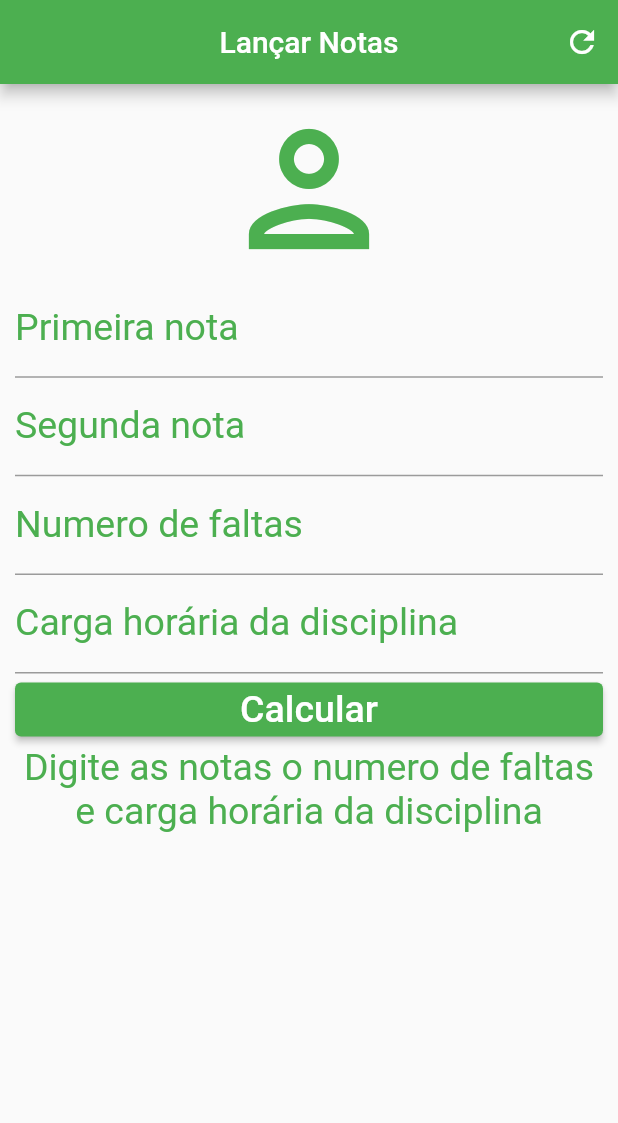
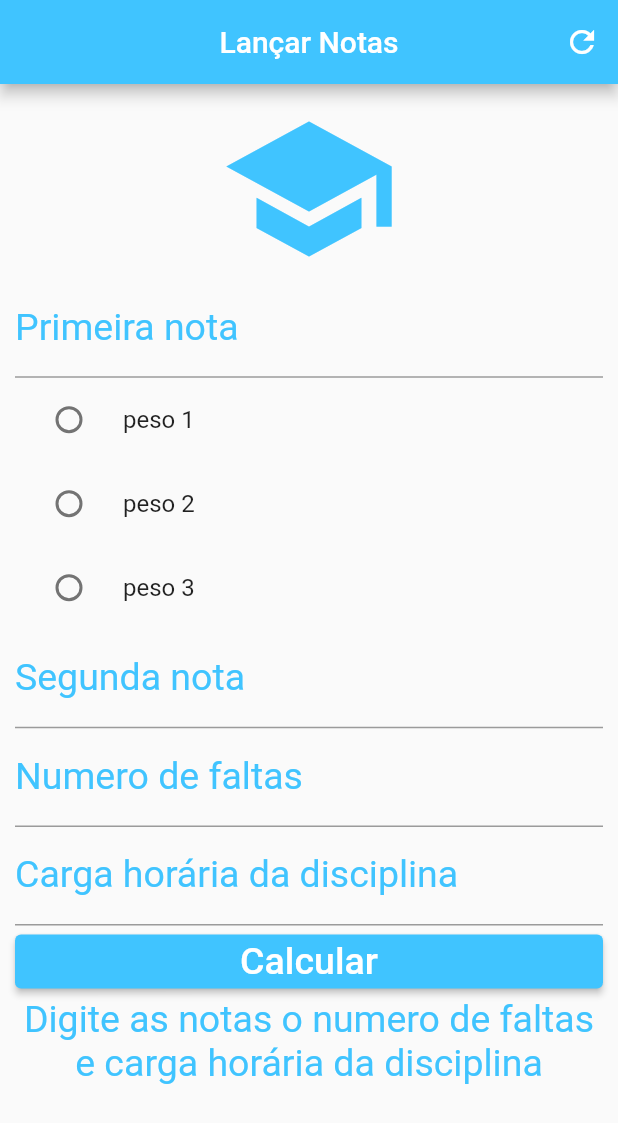
Before and after one commit to EduardoSchwambach/atividadeAula, a Flutter app: the screen it shows after launch, on a phone screen of 412 x 824 dp. Shown: the top 1123 px of the screen. Run offline on Flutter 3.47's test engine with Material 2 defaults, Android fonts, the phone set to English and light mode, and no system bars.

Commit message:
terceiro commit

```diff
--- a/lib/main.dart
+++ b/lib/main.dart
@@ -56,11 +56,13 @@ class _HomeState extends State<Home> {
 
   @override
   Widget build(BuildContext context) {
+    List<String> opcoes = ['peso 1', 'peso 2', 'peso 3'];
+    String? opcaoSelecionada;
     return Scaffold(
         appBar: AppBar(
           title: const Text("Lançar Notas"),
           centerTitle: true,
-          backgroundColor: Colors.green,
+          backgroundColor: Colors.lightBlueAccent,
           actions: [
             IconButton(onPressed: _resetField, icon: const Icon(Icons.refresh))
           ],
@@ -73,17 +75,17 @@ class _HomeState extends State<Home> {
                 crossAxisAlignment: CrossAxisAlignment.stretch,
                 children: [
                   const Icon(
-                    Icons.person_outlined,
+                    Icons.school,
                     size: 120.0,
-                    color: Colors.green,
+                    color: Colors.lightBlueAccent,
                   ),
                   TextFormField(
                       keyboardType: TextInputType.number,
                       decoration: const InputDecoration(
                           labelText: "Primeira nota",
                           hintText: "Digite a primeira nota",
-                          labelStyle:
-                              TextStyle(color: Colors.green, fontSize: 25)),
+                          labelStyle: TextStyle(
+                              color: Colors.lightBlueAccent, fontSize: 25)),
                       controller: nota1,
                       validator: (value) {
                         if (value!.isEmpty) {
@@ -93,13 +95,27 @@ class _HomeState extends State<Home> {
                         }
                         return null;
                       }),
+                  Column(
+                    children: opcoes.map((opcao) {
+                      return RadioListTile(
+                        title: Text(opcao),
+                        value: opcao,
+                        groupValue: opcaoSelecionada,
+                        onChanged: (novoValor) {
+                          setState(() {
+                            opcaoSelecionada = novoValor as String?;
+                          });
+                        },
+                      );
+                    }).toList(),
+                  ),
                   TextFormField(
                       keyboardType: TextInputType.number,
                       decoration: const InputDecoration(
                           labelText: "Segunda nota",
                           hintText: "Digite a segunda nota",
-                          labelStyle:
-                              TextStyle(color: Colors.green, fontSize: 25)),
+                          labelStyle: TextStyle(
+                              color: Colors.lightBlueAccent, fontSize: 25)),
                       controller: nota2,
                       validator: (value) {
                         if (value!.isEmpty) {
@@ -114,8 +130,8 @@ class _HomeState extends State<Home> {
                       decoration: const InputDecoration(
                           labelText: "Numero de faltas",
                           hintText: "Digite o numero de faltas",
-                          labelStyle:
-                              TextStyle(color: Colors.green, fontSize: 25)),
+                          labelStyle: TextStyle(
+                              color: Colors.lightBlueAccent, fontSize: 25)),
                       controller: numeroFaltas,
                       validator: (value) {
                         if (value!.isEmpty) {
@@ -130,8 +146,8 @@ class _HomeState extends State<Home> {
                       decoration: const InputDecoration(
                           labelText: "Carga horária da disciplina",
                           hintText: "Digite a carga horária da disciplina",
-                          labelStyle:
-                              TextStyle(color: Colors.green, fontSize: 25)),
+                          labelStyle: TextStyle(
+                              color: Colors.lightBlueAccent, fontSize: 25)),
                       controller: cargaHoraria,
                       validator: (value) {
                         if (value!.isEmpty) {
@@ -142,8 +158,8 @@ class _HomeState extends State<Home> {
                         return null;
                       }),
                   ElevatedButton(
-                    style:
-                        ElevatedButton.styleFrom(backgroundColor: Colors.green),
+                    style: ElevatedButton.styleFrom(
+                        backgroundColor: Colors.lightBlueAccent),
                     onPressed: () {
                       if (_formKey.currentState!.validate()) {
                         _verificaAprovacao();
@@ -157,7 +173,8 @@ class _HomeState extends State<Home> {
                   Text(
                     _infoText,
                     textAlign: TextAlign.center,
-                    style: const TextStyle(color: Colors.green, fontSize: 25),
+                    style: const TextStyle(
+                        color: Colors.lightBlueAccent, fontSize: 25),
                   )
                 ],
               )),
--- a/pubspec.yaml
+++ b/pubspec.yaml
@@ -19,7 +19,7 @@ publish_to: 'none' # Remove this line if you wish to publish to pub.dev
 version: 1.0.0+1
 
 environment:
-  sdk: '>=2.19.2 <3.0.0'
+  sdk: ">=2.17.6 <3.0.0"
 
 # Dependencies specify other packages that your package needs in order to work.
 # To automatically upgrade your package dependencies to the latest versions
```
Also changed, not shown: pubspec.lock, 14 other files.
